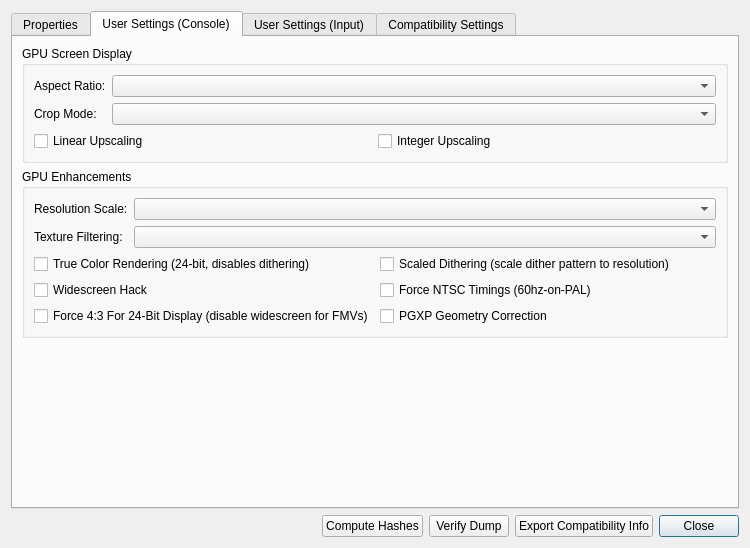
kofxi3584karlayang/duckstation, file src/duckstation-qt/gamepropertiesdialog.ui: the form before one commit.
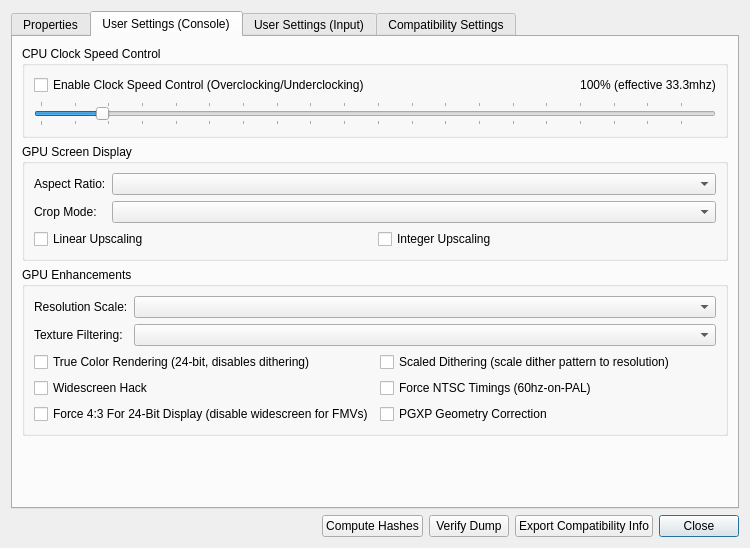
The form after the commit. The open tabs and pages were chosen to show the change. Icons and pictures are not drawn.

Commit message: Qt: Add UI elements for overclocking in game properties

```diff
--- a/src/duckstation-qt/gamepropertiesdialog.ui
+++ b/src/duckstation-qt/gamepropertiesdialog.ui
@@ -187,6 +187,74 @@
        <string>User Settings (Console)</string>
       </attribute>
       <layout class="QVBoxLayout" name="verticalLayout_3">
+       <item>
+        <widget class="QGroupBox" name="groupBox_7">
+         <property name="title">
+          <string>CPU Clock Speed Control</string>
+         </property>
+         <layout class="QGridLayout" name="gridLayout_3">
+          <item row="0" column="0">
+           <layout class="QHBoxLayout" name="horizontalLayout_4">
+            <item>
+             <widget class="QCheckBox" name="userEnableCPUClockSpeedControl">
+              <property name="text">
+               <string>Enable Clock Speed Control (Overclocking/Underclocking)</string>
+              </property>
+              <property name="tristate">
+               <bool>true</bool>
+              </property>
+             </widget>
+            </item>
+            <item>
+             <spacer name="horizontalSpacer_2">
+              <property name="orientation">
+               <enum>Qt::Horizontal</enum>
+              </property>
+              <property name="sizeHint" stdset="0">
+               <size>
+                <width>40</width>
+                <height>20</height>
+               </size>
+              </property>
+             </spacer>
+            </item>
+            <item>
+             <widget class="QLabel" name="userCPUClockSpeedLabel">
+              <property name="text">
+               <string>100% (effective 33.3mhz)</string>
+              </property>
+              <property name="alignment">
+               <set>Qt::AlignCenter</set>
+              </property>
+             </widget>
+            </item>
+           </layout>
+          </item>
+          <item row="1" column="0">
+           <widget class="QSlider" name="userCPUClockSpeed">
+            <property name="minimum">
+             <number>10</number>
+            </property>
+            <property name="maximum">
+             <number>1000</number>
+            </property>
+            <property name="value">
+             <number>100</number>
+            </property>
+            <property name="orientation">
+             <enum>Qt::Horizontal</enum>
+            </property>
+            <property name="tickPosition">
+             <enum>QSlider::TicksBothSides</enum>
+            </property>
+            <property name="tickInterval">
+             <number>50</number>
+            </property>
+           </widget>
+          </item>
+         </layout>
+        </widget>
+       </item>
        <item>
         <widget class="QGroupBox" name="groupBox_4">
          <property name="title">
```
The commit also changes 2 other files.
